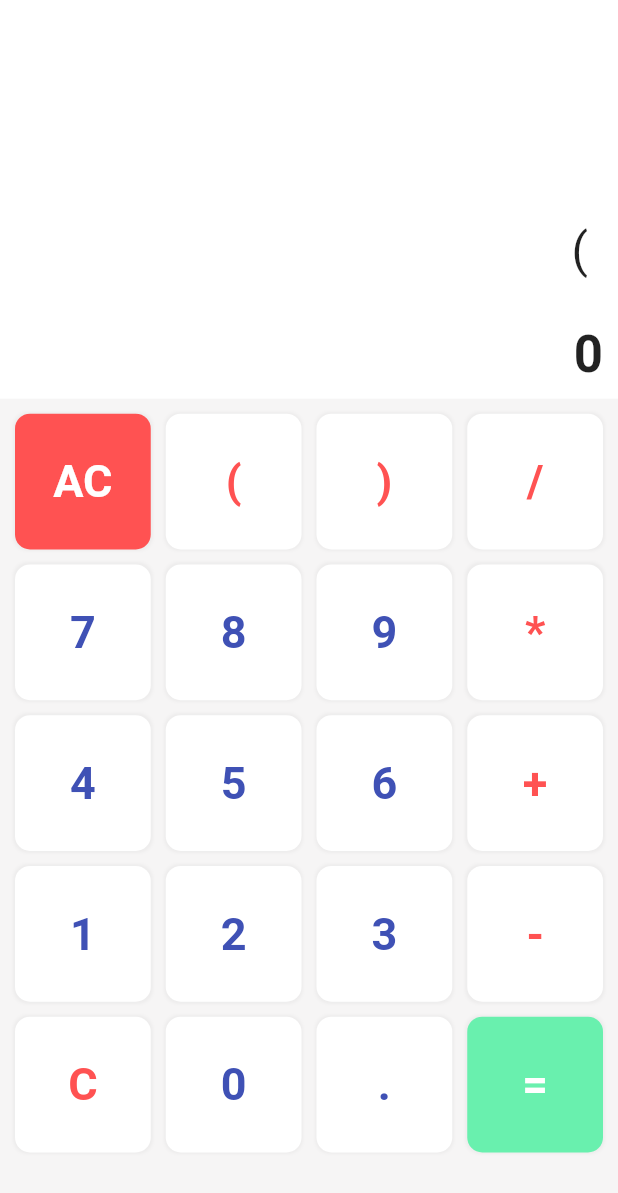
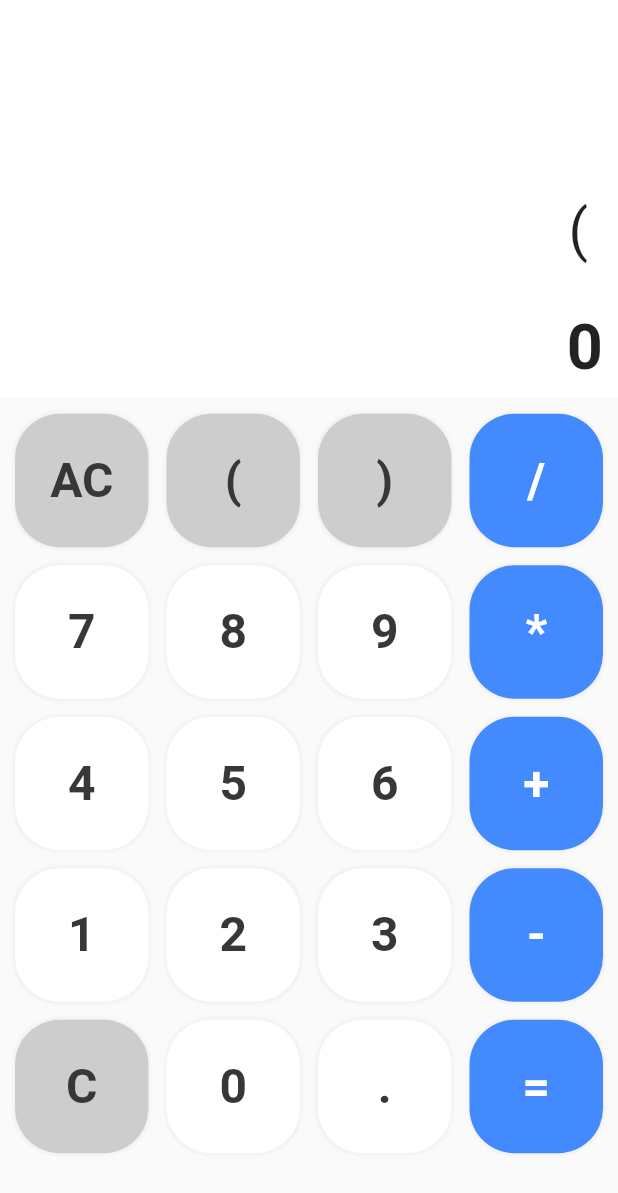
Before and after one commit to priyanshuv-raw/Calculator, a Flutter app: the screen it shows after launch, after a tap on an icon or button, on a phone screen of 412 x 824 dp. Shown: the top 1193 px of the screen. Run offline on Flutter 3.47's test engine with Material 2 defaults, Android fonts, the light colour scheme and no system bars; our stand-ins replace math_expressions.

Commit message:
Improved Colors

```diff
--- a/calculator/lib/HomeScreen.dart
+++ b/calculator/lib/HomeScreen.dart
@@ -66,7 +66,7 @@ class _HomeScreenState extends State<HomeScreen> {
             child: Text(
               userInput,
               style: const TextStyle(
-                fontSize: 32,
+                fontSize: 38,
               ),
             ),
           ),
@@ -76,7 +76,7 @@ class _HomeScreenState extends State<HomeScreen> {
             child: Text(
               result,
               style: const TextStyle(
-                fontSize: 34,
+                fontSize: 42,
                 fontWeight: FontWeight.bold,
               ),
             ),
@@ -89,13 +89,13 @@ class _HomeScreenState extends State<HomeScreen> {
   Widget buttonWidget() {
     return Container(
       padding: const EdgeInsets.all(10),
-      color: const Color.fromARGB(66, 233, 232, 232),
+      color: Color.fromARGB(0, 255, 255, 255),
       child: GridView.builder(
           itemCount: buttonList.length,
           gridDelegate: const SliverGridDelegateWithFixedCrossAxisCount(
             crossAxisCount: 4,
-            crossAxisSpacing: 10,
-            mainAxisSpacing: 10,
+            crossAxisSpacing: 12,
+            mainAxisSpacing: 12,
           ),
           itemBuilder: (context, index) {
             return button(buttonList[index]);
@@ -104,27 +104,42 @@ class _HomeScreenState extends State<HomeScreen> {
   }
 
   getColor(String text) {
+    if (text == "/" || text == "*" || text == "+" || text == "-") {
+      return Colors.white;
+    }
+    if (text == "1" ||
+        text == "2" ||
+        text == "3" ||
+        text == "4" ||
+        text == "5" ||
+        text == "6" ||
+        text == "7" ||
+        text == "8" ||
+        text == "9" ||
+        text == "0" ||
+        text == "AC" ||
+        text == "(" ||
+        text == ")" ||
+        text == "C" ||
+        text == ".") {
+      return Color.fromARGB(255, 55, 55, 55);
+    }
+    if (text == "=") {
+      return Colors.white;
+    }
+    return Colors.blue;
+  }
+
+  getBgColor(String text) {
     if (text == "/" ||
         text == "*" ||
         text == "+" ||
         text == "-" ||
-        text == "C" ||
-        text == "(" ||
-        text == ")") {
-      return Colors.redAccent;
+        text == "=") {
+      return Colors.blueAccent;
     }
-    if (text == "=" || text == "AC") {
-      return Colors.white;
-    }
-    return Colors.indigo;
-  }
-
-  getBgColor(String text) {
-    if (text == "AC") {
-      return Colors.redAccent;
-    }
-    if (text == "=") {
-      return Colors.greenAccent;
+    if (text == "AC" || text == "(" || text == ")" || text == "C") {
+      return const Color.fromARGB(255, 205, 205, 205);
     }
     return Colors.white;
   }
@@ -139,7 +154,7 @@ class _HomeScreenState extends State<HomeScreen> {
       child: Container(
         decoration: BoxDecoration(
             color: getBgColor(text),
-            borderRadius: BorderRadius.circular(10),
+            borderRadius: BorderRadius.circular(30),
             boxShadow: [
               BoxShadow(
                 color: Colors.grey.withOpacity(0.1),
@@ -152,7 +167,7 @@ class _HomeScreenState extends State<HomeScreen> {
           text,
           style: TextStyle(
             color: getColor(text),
-            fontSize: 30,
+            fontSize: 32,
             fontWeight: FontWeight.bold,
           ),
         )),
@@ -173,6 +188,9 @@ class _HomeScreenState extends State<HomeScreen> {
       } else {
         return null;
       }
+    }
+    if (userInput.endsWith(".")) {
+      userInput = userInput.replaceAll(".", ".");
     }
     if (text == "=") {
       result = calculate();
```
